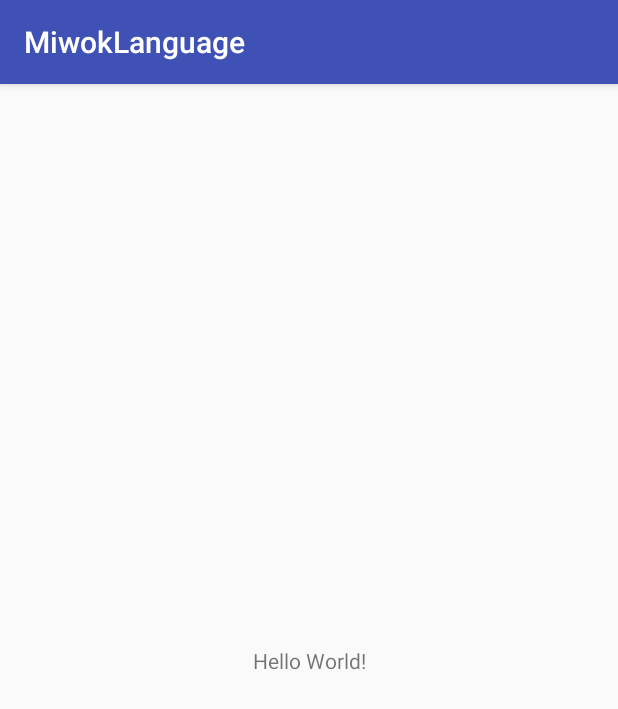
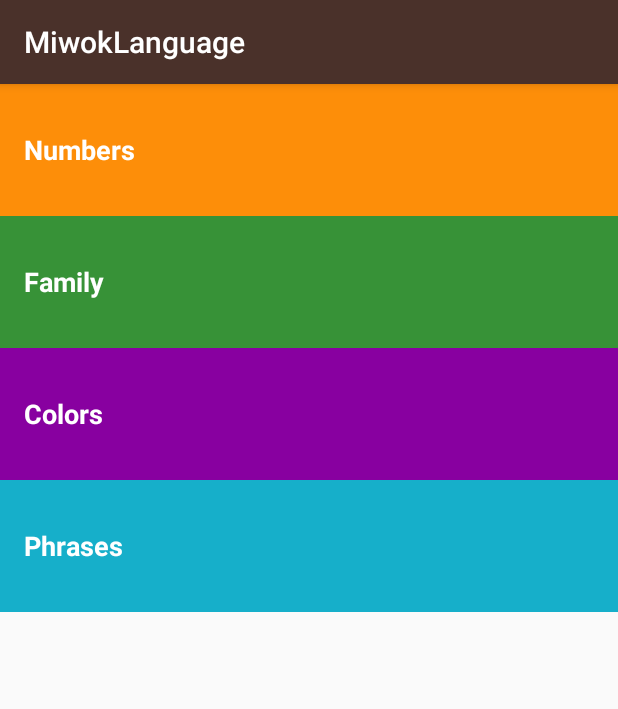
Before and after one commit to GlaDdos/MiwokLanguage, an Android app: the screen it shows after launch (MainActivity), on a phone screen of 412 x 824 dp. Shown: the top 709 px of the screen. Run offline under Robolectric (Android 15) with nearby library versions, the light colour scheme and no system bars.

Commit message:
basic style and layout

```diff
--- a/app/src/main/res/layout/activity_main.xml
+++ b/app/src/main/res/layout/activity_main.xml
@@ -1,18 +1,33 @@
 <?xml version="1.0" encoding="utf-8"?>
-<android.support.constraint.ConstraintLayout xmlns:android="http://schemas.android.com/apk/res/android"
-    xmlns:app="http://schemas.android.com/apk/res-auto"
+<LinearLayout xmlns:android="http://schemas.android.com/apk/res/android"
     xmlns:tools="http://schemas.android.com/tools"
     android:layout_width="match_parent"
     android:layout_height="match_parent"
+    android:orientation="vertical"
     tools:context=".MainActivity">
 
     <TextView
-        android:layout_width="wrap_content"
-        android:layout_height="wrap_content"
-        android:text="Hello World!"
-        app:layout_constraintBottom_toBottomOf="parent"
-        app:layout_constraintLeft_toLeftOf="parent"
-        app:layout_constraintRight_toRightOf="parent"
-        app:layout_constraintTop_toTopOf="parent" />
+        android:id="@+id/numbers"
+        style="@style/CategoryStyle"
+        android:background="@color/category_numbers"
+        android:text="@string/category_numbers" />
 
-</android.support.constraint.ConstraintLayout>
+    <TextView
+        style="@style/CategoryStyle"
+        android:id="@+id/family"
+        android:background="@color/category_family"
+        android:text="@string/category_family" />
+
+    <TextView
+        style="@style/CategoryStyle"
+        android:id="@+id/colors"
+        android:text="@string/category_colors"
+        android:background="@color/category_colors" />
+
+    <TextView
+        style="@style/CategoryStyle"
+        android:id="@+id/phrases"
+        android:background="@color/category_phrases"
+        android:text="@string/category_phrases" />
+
+</LinearLayout>
--- a/app/src/main/res/values/colors.xml
+++ b/app/src/main/res/values/colors.xml
@@ -1,6 +1,10 @@
 <?xml version="1.0" encoding="utf-8"?>
 <resources>
-    <color name="colorPrimary">#3F51B5</color>
-    <color name="colorPrimaryDark">#303F9F</color>
-    <color name="colorAccent">#FF4081</color>
+    <color name="colorPrimary">#4A312A</color>
+    <color name="colorPrimaryDark">#2F1D1A</color>
+    <color name="tan_background">#FFF7DA</color>
+    <color name="category_numbers">#FD8E09</color>
+    <color name="category_family">#379237</color>
+    <color name="category_colors">#8800A0</color>
+    <color name="category_phrases">#16AFCA</color>
 </resources>
--- /dev/null
+++ b/app/src/main/res/values/dimens.xml
@@ -0,0 +1,5 @@
+<resources>
+    <dimen name="list_item_height">88dp</dimen>
+    <dimen name="activity_horizontal_margin">16dp</dimen>
+    <dimen name="Activity_vertical_margin">16dp</dimen>
+</resources>
--- a/app/src/main/res/values/strings.xml
+++ b/app/src/main/res/values/strings.xml
@@ -1,3 +1,7 @@
 <resources>
     <string name="app_name">MiwokLanguage</string>
+    <string name="category_phrases">Phrases</string>
+    <string name="category_colors">Colors</string>
+    <string name="category_numbers">Numbers</string>
+    <string name="category_family">Family</string>
 </resources>
--- a/app/src/main/res/values/styles.xml
+++ b/app/src/main/res/values/styles.xml
@@ -5,7 +5,16 @@
         <!-- Customize your theme here. -->
         <item name="colorPrimary">@color/colorPrimary</item>
         <item name="colorPrimaryDark">@color/colorPrimaryDark</item>
-        <item name="colorAccent">@color/colorAccent</item>
+    </style>
+
+    <style name="CategoryStyle">
+        <item name="android:layout_width">match_parent</item>
+        <item name="android:layout_height">@dimen/list_item_height</item>
+        <item name="android:gravity">center_vertical</item>
+        <item name="android:padding">16dp</item>
+        <item name="android:textColor">@android:color/white</item>
+        <item name="android:textStyle">bold</item>
+        <item name="android:textAppearance">?android:textAppearanceMedium</item>
     </style>
 
 </resources>
```
